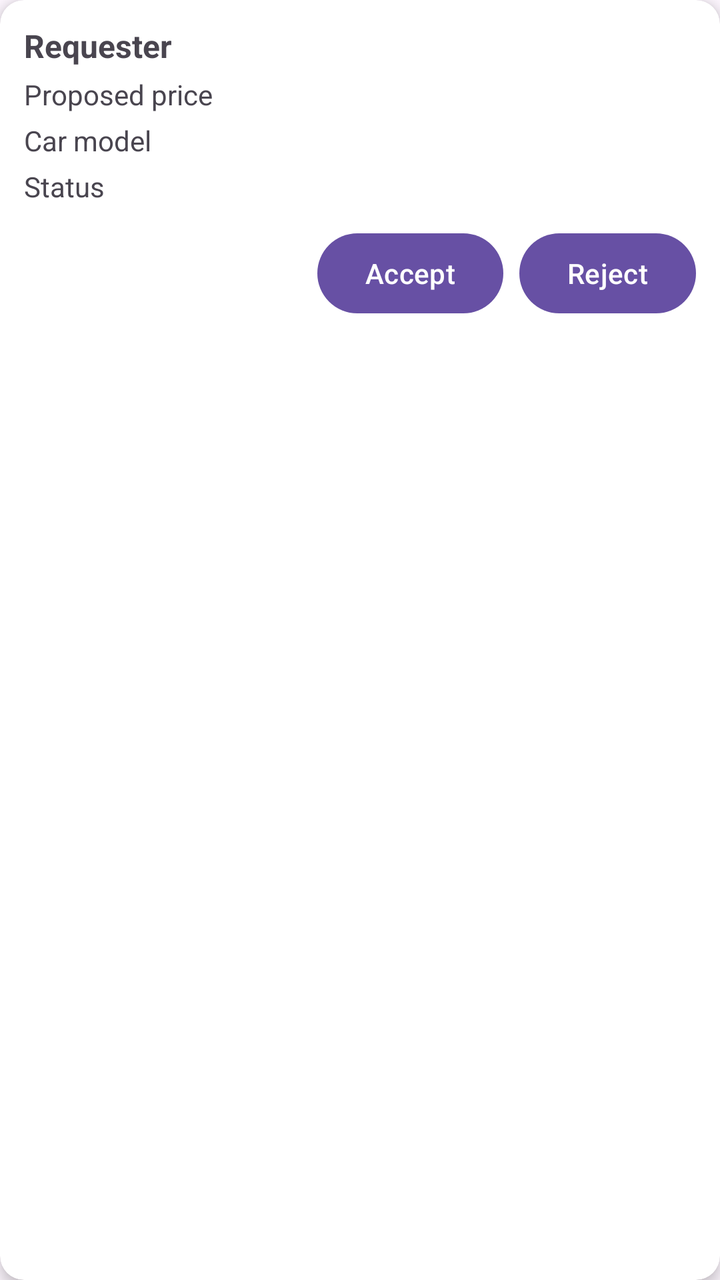
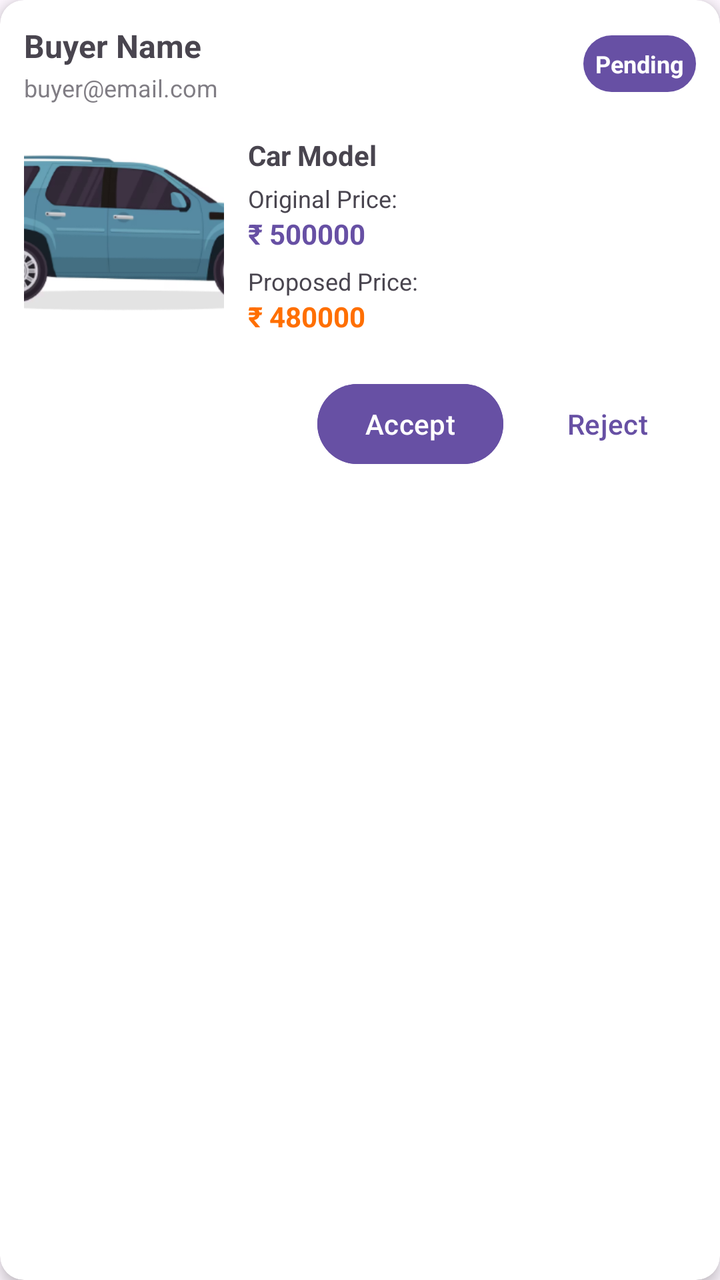

The first picture is an Android layout as it rendered before a commit; the second is the same layout after the commit. The layout source and the unified diff follow.
<!-- AndroidManifest.xml: application theme Theme.Apni_svari -->
<!-- res/layout/item_proposal.xml -->
<?xml version="1.0" encoding="utf-8"?>
<androidx.cardview.widget.CardView xmlns:android="http://schemas.android.com/apk/res/android"
    xmlns:app="http://schemas.android.com/apk/res-auto"
    android:layout_width="match_parent"
    android:layout_height="wrap_content"
    android:layout_margin="8dp"
    app:cardCornerRadius="12dp"
    app:cardElevation="4dp">

    <LinearLayout
        android:layout_width="match_parent"
        android:layout_height="wrap_content"
        android:orientation="vertical"
        android:padding="12dp">

        <TextView
            android:id="@+id/proposalBuyerName"
            android:layout_width="wrap_content"
            android:layout_height="wrap_content"
            android:text="Requester"
            android:textStyle="bold"
            android:textSize="16sp" />

        <TextView
            android:id="@+id/proposalPrice"
            android:layout_width="wrap_content"
            android:layout_height="wrap_content"
            android:layout_marginTop="4dp"
            android:text="Proposed price" />

        <TextView
            android:id="@+id/proposalCarModel"
            android:layout_width="wrap_content"
            android:layout_height="wrap_content"
            android:layout_marginTop="4dp"
            android:text="Car model" />

        <TextView
            android:id="@+id/proposalStatus"
            android:layout_width="wrap_content"
            android:layout_height="wrap_content"
            android:layout_marginTop="4dp"
            android:text="Status" />

        <LinearLayout
            android:layout_width="match_parent"
            android:layout_height="wrap_content"
            android:layout_marginTop="10dp"
            android:gravity="end"
            android:orientation="horizontal">

            <Button
                android:id="@+id/btnAcceptProposal"
                android:layout_width="wrap_content"
                android:layout_height="wrap_content"
                android:text="Accept" />

            <Button
                android:id="@+id/btnRejectProposal"
                android:layout_width="wrap_content"
                android:layout_height="wrap_content"
                android:layout_marginStart="8dp"
                android:text="Reject" />
        </LinearLayout>

    </LinearLayout>
</androidx.cardview.widget.CardView>
<!-- resources referenced by this layout -->
<resources>
  <style name="Theme.Apni_svari" parent="Base.Theme.Apni_svari" />
  <style name="Base.Theme.Apni_svari" parent="Theme.Material3.DayNight.NoActionBar">
          
          
      </style>
</resources>

<!-- the commit's change to res/layout/item_proposal.xml (unified diff, before → after) -->
@@ -13,39 +13,121 @@
         android:orientation="vertical"
         android:padding="12dp">
 
-        <TextView
-            android:id="@+id/proposalBuyerName"
-            android:layout_width="wrap_content"
-            android:layout_height="wrap_content"
-            android:text="Requester"
-            android:textStyle="bold"
-            android:textSize="16sp" />
-
-        <TextView
-            android:id="@+id/proposalPrice"
-            android:layout_width="wrap_content"
-            android:layout_height="wrap_content"
-            android:layout_marginTop="4dp"
-            android:text="Proposed price" />
-
-        <TextView
-            android:id="@+id/proposalCarModel"
-            android:layout_width="wrap_content"
-            android:layout_height="wrap_content"
-            android:layout_marginTop="4dp"
-            android:text="Car model" />
-
-        <TextView
-            android:id="@+id/proposalStatus"
-            android:layout_width="wrap_content"
-            android:layout_height="wrap_content"
-            android:layout_marginTop="4dp"
-            android:text="Status" />
-
+        
         <LinearLayout
             android:layout_width="match_parent"
             android:layout_height="wrap_content"
-            android:layout_marginTop="10dp"
+            android:orientation="horizontal"
+            android:gravity="center_vertical"
+            android:layout_marginBottom="8dp">
+
+            <LinearLayout
+                android:layout_width="0dp"
+                android:layout_height="wrap_content"
+                android:layout_weight="1"
+                android:orientation="vertical">
+
+                <TextView
+                    android:id="@+id/proposalBuyerName"
+                    android:layout_width="wrap_content"
+                    android:layout_height="wrap_content"
+                    android:text="Buyer Name"
+                    android:textStyle="bold"
+                    android:textSize="16sp" />
+
+                <TextView
+                    android:id="@+id/proposalBuyerEmail"
+                    android:layout_width="wrap_content"
+                    android:layout_height="wrap_content"
+                    android:text="buyer@email.com"
+                    android:textSize="12sp"
+                    android:layout_marginTop="2dp"
+                    android:alpha="0.7" />
+            </LinearLayout>
+
+            <TextView
+                android:id="@+id/proposalStatus"
+                android:layout_width="wrap_content"
+                android:layout_height="wrap_content"
+                android:text="Pending"
+                android:textStyle="bold"
+                android:textSize="12sp"
+                android:padding="6dp"
+                android:background="@drawable/status_background"
+                android:textColor="@android:color/white" />
+        </LinearLayout>
+
+        
+        <LinearLayout
+            android:layout_width="match_parent"
+            android:layout_height="wrap_content"
+            android:orientation="horizontal"
+            android:layout_marginVertical="8dp">
+
+            <ImageView
+                android:id="@+id/proposalCarImage"
+                android:layout_width="100dp"
+                android:layout_height="100dp"
+                android:src="@drawable/carimg"
+                android:scaleType="centerCrop"
+                android:contentDescription="Car Image"
+                android:background="@drawable/circular_image_background"
+                android:layout_marginEnd="12dp" />
+
+            <LinearLayout
+                android:layout_width="0dp"
+                android:layout_height="match_parent"
+                android:layout_weight="1"
+                android:orientation="vertical"
+                android:gravity="center_vertical">
+
+                <TextView
+                    android:id="@+id/proposalCarModel"
+                    android:layout_width="wrap_content"
+                    android:layout_height="wrap_content"
+                    android:text="Car Model"
+                    android:textStyle="bold"
+                    android:textSize="14sp" />
+
+                <TextView
+                    android:layout_width="wrap_content"
+                    android:layout_height="wrap_content"
+                    android:text="Original Price:"
+                    android:textSize="12sp"
+                    android:layout_marginTop="4dp" />
+
+                <TextView
+                    android:id="@+id/proposalOriginalPrice"
+                    android:layout_width="wrap_content"
+                    android:layout_height="wrap_content"
+                    android:text="₹ 500000"
+                    android:textStyle="bold"
+                    android:textSize="14sp"
+                    android:textColor="?attr/colorPrimary" />
+
+                <TextView
+                    android:layout_width="wrap_content"
+                    android:layout_height="wrap_content"
+                    android:text="Proposed Price:"
+                    android:textSize="12sp"
+                    android:layout_marginTop="6dp" />
+
+                <TextView
+                    android:id="@+id/proposalPrice"
+                    android:layout_width="wrap_content"
+                    android:layout_height="wrap_content"
+                    android:text="₹ 480000"
+                    android:textStyle="bold"
+                    android:textSize="14sp"
+                    android:textColor="#FF6F00" />
+            </LinearLayout>
+        </LinearLayout>
+
+        
+        <LinearLayout
+            android:layout_width="match_parent"
+            android:layout_height="wrap_content"
+            android:layout_marginTop="12dp"
             android:gravity="end"
             android:orientation="horizontal">
 
@@ -53,14 +135,18 @@
                 android:id="@+id/btnAcceptProposal"
                 android:layout_width="wrap_content"
                 android:layout_height="wrap_content"
-                android:text="Accept" />
+                android:text="Accept"
+                android:textColor="@android:color/white"
+                android:backgroundTint="?attr/colorPrimary" />
 
             <Button
                 android:id="@+id/btnRejectProposal"
                 android:layout_width="wrap_content"
                 android:layout_height="wrap_content"
                 android:layout_marginStart="8dp"
-                android:text="Reject" />
+                android:text="Reject"
+                android:textColor="?attr/colorPrimary"
+                android:backgroundTint="@android:color/transparent" />
         </LinearLayout>
 
     </LinearLayout>
<!-- resource entries referenced after the edit -->
@@ -1,5 +1,20 @@
 <!-- resources referenced by this layout -->
 <resources>
+  <!-- drawable carimg: png bitmap (drawable, 56726 bytes) -->
+  <!-- drawable circular_image_background (drawable) -->
+  <?xml version="1.0" encoding="utf-8"?>
+  <shape xmlns:android="http://schemas.android.com/apk/res/android"
+      android:shape="oval">
+      <solid android:color="@android:color/white"/>
+      <stroke android:color="@android:color/white" android:width="2dp"/>
+  </shape>
+  <!-- drawable status_background (drawable) -->
+  <?xml version="1.0" encoding="utf-8"?>
+  <shape xmlns:android="http://schemas.android.com/apk/res/android"
+      android:shape="rectangle">
+      <solid android:color="?attr/colorPrimary"/>
+      <corners android:radius="16dp"/>
+  </shape>
   <style name="Theme.Apni_svari" parent="Base.Theme.Apni_svari" />
   <style name="Base.Theme.Apni_svari" parent="Theme.Material3.DayNight.NoActionBar">
           
